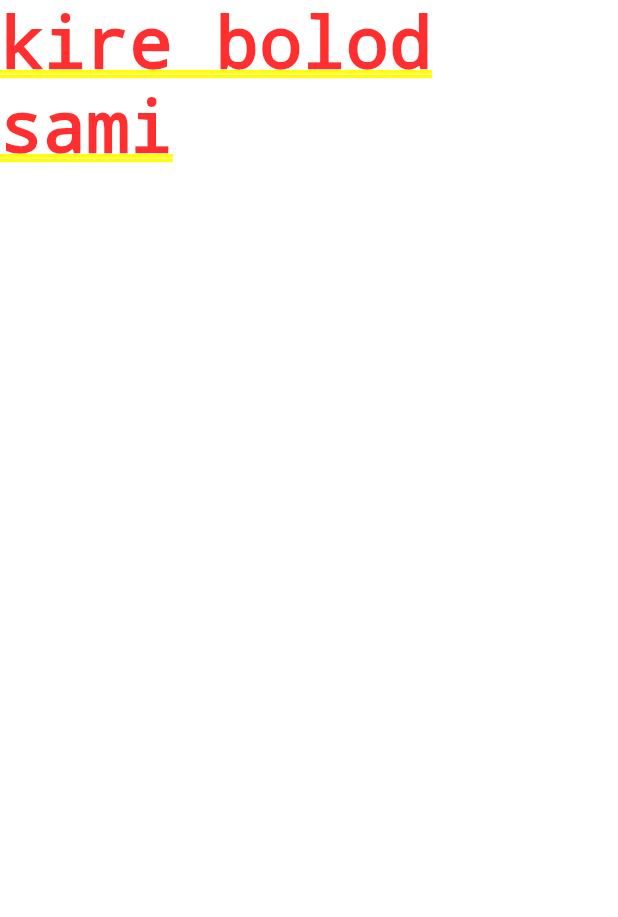
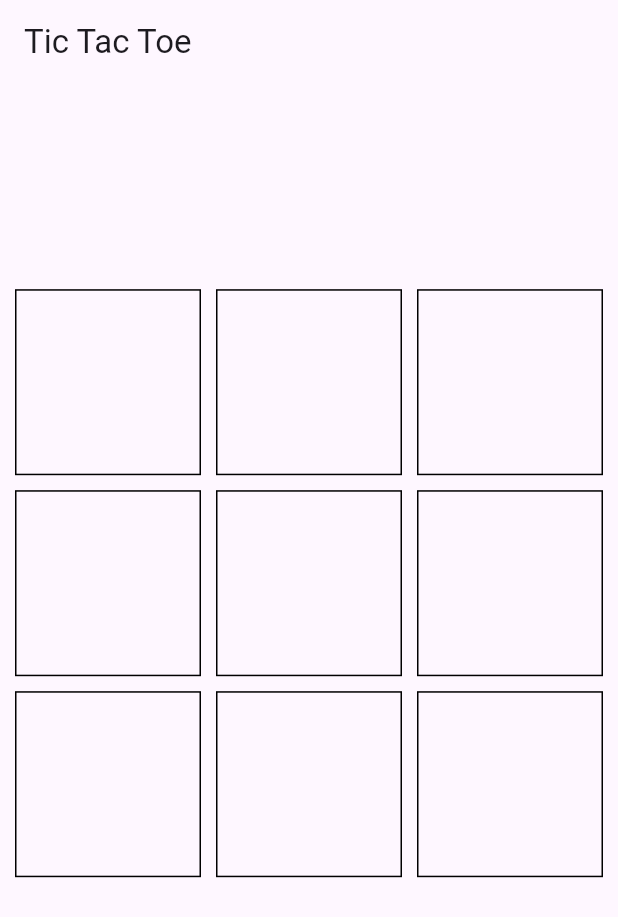
Before and after one commit to SR-Hossain/Tic-Tac-Toe, a Flutter app: the screen it shows after launch, on a phone screen of 412 x 824 dp. Shown: the top 917 px of the screen. Run offline on Flutter 3.47's test engine with Material 3 defaults, Android fonts, the phone set to English and light mode, and no system bars; our stand-ins replace flutter_riverpod.

Commit message:
Created Initital Grid

```diff
--- a/lib/pages/game_screen.dart
+++ b/lib/pages/game_screen.dart
@@ -1,6 +1,6 @@
 import 'package:flutter/material.dart';
 import 'package:flutter_riverpod/flutter_riverpod.dart';
-
+import 'package:tic_tac_toe/widgets/grid_board/grid_board.dart';
 
 class GameScreen extends ConsumerStatefulWidget {
   const GameScreen({super.key});
@@ -13,6 +13,20 @@ class GameScreen extends ConsumerStatefulWidget {
 class _GameScreenState extends ConsumerState<GameScreen> {
   @override
   Widget build(BuildContext context) {
-    return const Text('kire bolod sami');
+    final screenHeight = MediaQuery.of(context).size.height;
+    final gridHeight =
+        screenHeight * 0.6; // Adjust the multiplier to set desired grid height
+
+    return Scaffold(
+      appBar: AppBar(title: const Text('Tic Tac Toe')),
+      body: Container(
+        padding: const EdgeInsets.all(10),
+        alignment: Alignment.center,
+        child: SizedBox(
+          height: gridHeight,
+          child: const GridBoard(),
+        ),
+      ),
+    );
   }
 }
--- /dev/null
+++ b/lib/resource/providers.dart
@@ -0,0 +1,4 @@
+import 'package:flutter_riverpod/flutter_riverpod.dart';
+
+final gridDataProvider =
+    Provider((ref) => ['', '', '', '', '', '', '', '', '']);
--- a/lib/widgets/game_board.dart
+++ /dev/null
@@ -1,16 +0,0 @@
-import 'package:flutter/material.dart';
-import 'package:flutter_riverpod/flutter_riverpod.dart';
-
-class GameBoard extends ConsumerStatefulWidget {
-  const GameBoard({super.key});
-
-  @override
-  ConsumerState createState() => _GameBoardState();
-}
-
-class _GameBoardState extends ConsumerState<GameBoard> {
-  @override
-  Widget build(BuildContext context) {
-    return Container();
-  }
-}
--- /dev/null
+++ b/lib/widgets/grid_board/grid_board.dart
@@ -0,0 +1,22 @@
+import 'package:flutter/material.dart';
+import 'package:flutter_riverpod/flutter_riverpod.dart';
+import 'package:tic_tac_toe/widgets/grid_board/sub_widgets/grid_cell.dart';
+import '../../resource/providers.dart';
+
+class GridBoard extends ConsumerWidget {
+  const GridBoard({super.key});
+
+  @override
+  Widget build(BuildContext context, WidgetRef ref) {
+    final gridData = ref.watch(gridDataProvider);
+
+    return GridView.count(
+      crossAxisCount: 3, // Set the number of columns to 3
+      mainAxisSpacing: 10, // Add spacing between grid cells
+      crossAxisSpacing: 10,
+      children: gridData.map((cellData) {
+        return GridCell(cellData: cellData);
+      }).toList(),
+    );
+  }
+}
--- /dev/null
+++ b/lib/widgets/grid_board/sub_widgets/grid_cell.dart
@@ -0,0 +1,19 @@
+import 'package:flutter/material.dart';
+
+class GridCell extends StatelessWidget {
+  final String cellData;
+
+  const GridCell({super.key, required this.cellData});
+
+  @override
+  Widget build(BuildContext context) {
+    return Container(
+      padding: const EdgeInsets.all(10),
+      alignment: Alignment.center,
+      decoration: BoxDecoration(
+        border: Border.all(color: Colors.black),
+      ),
+      child: Text(cellData),
+    );
+  }
+}
```
